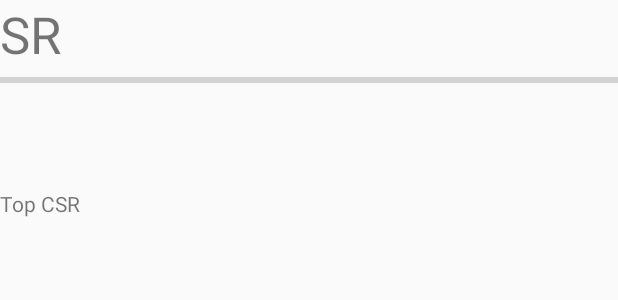
After one commit to exallium/H5StatsTracker, an Android app: the layout servicereport_arena_summary.xml on its own in the app's theme, with its tools: preview values and no code run, on a phone screen of 412 x 824 dp. The commit adds this screen. Shown: the top 300 px of the screen. Run offline under Robolectric (Android 15) with nearby library versions, the phone set to English and light mode, and no system bars.

Commit message:
Begin Summary UI and Backend considerations

```diff
--- a/app/build.gradle
+++ b/app/build.gradle
@@ -73,6 +73,8 @@ dependencies {
     compile 'com.squareup.flow:flow:0.8'
 
     compile 'com.exallium.h5:lib:1.1'
+    compile 'nl.komponents.kovenant:kovenant-core:2.9.0'
+    compile 'nl.komponents.kovenant:kovenant-combine:2.9.0'
 
     testCompile 'junit:junit:4.12'
     testCompile "org.robolectric:robolectric:3.0"
--- a/app/src/main/kotlin/com/exallium/h5statstracker/app/Constants.kt
+++ b/app/src/main/kotlin/com/exallium/h5statstracker/app/Constants.kt
@@ -9,4 +9,5 @@ public object Constants {
     // Bundles
     public val ACTIVITY_BUNDLE = "h5.bundle.BUNDLE"
     public val GAMERTAG = "h5.bundle.GAMERTAG"
+    public val SUFFIX = "h5.bundle.SUFFIX"
 }
--- a/app/src/main/kotlin/com/exallium/h5statstracker/app/Router.kt
+++ b/app/src/main/kotlin/com/exallium/h5statstracker/app/Router.kt
@@ -22,12 +22,13 @@ public object Router : Flow.Listener {
     public data class Request(val route: Route, val bundle: Bundle = Bundle())
 
     public enum class Route(val titleId: Int) {
+        SERVICE_RECORD_SUMMARY(R.string.service_record),
         ARENA_SERVICE_RECORD(R.string.arena_service_record_title),
         GAMERTAG(R.string.gamertag_title)
     }
 
     private val bundle = Bundle()
-    private val backstack = Backstack.single(Request(Route.ARENA_SERVICE_RECORD, bundle))
+    private val backstack = Backstack.single(Request(Route.SERVICE_RECORD_SUMMARY, bundle))
     private val flow = Flow(backstack, this)
 
     public fun onCreate(listener: Listener) {
--- a/app/src/main/kotlin/com/exallium/h5statstracker/app/views/infographic/InfographicView.kt
+++ b/app/src/main/kotlin/com/exallium/h5statstracker/app/views/infographic/InfographicView.kt
@@ -4,7 +4,7 @@ import android.content.Context
 import android.view.LayoutInflater
 import android.widget.FrameLayout
 
-abstract class InfographicView<T>(context: Context, val layoutId: Int) : FrameLayout(context) {
+abstract class InfographicView<in T>(context: Context, val layoutId: Int) : FrameLayout(context) {
 
     init {
         LayoutInflater.from(context).inflate(layoutId, this)
--- a/app/src/main/kotlin/com/exallium/h5statstracker/app/views/infographic/InfographicViewModel.kt
+++ b/app/src/main/kotlin/com/exallium/h5statstracker/app/views/infographic/InfographicViewModel.kt
@@ -1,6 +1,6 @@
 package com.exallium.h5statstracker.app.views.infographic
 
-interface InfographicViewModel<T> {
+interface InfographicViewModel<out T> {
     fun getViewType(): Int
     fun getData(): T
 }
--- a/app/src/main/kotlin/com/exallium/h5statstracker/app/views/infographic/impl/servicereports/arena/views.kt
+++ b/app/src/main/kotlin/com/exallium/h5statstracker/app/views/infographic/impl/servicereports/arena/views.kt
@@ -13,7 +13,7 @@ val getArenaInfographicViewByType = { viewType: Int, context: Context ->
     }
 }
 
-public class HeaderView(context: Context) : InfographicView<ArenaResult>(context, R.layout.servicereport_arena_header) {
+public class HeaderView(context: Context) : InfographicView<ArenaResult>(context, R.layout.servicereport_header) {
     override fun render(data: ArenaResult) {
         (findViewById(R.id.header_title) as TextView).text = "Arena Service Record for %s".format(data.player.gamertag)
     }
--- /dev/null
+++ b/app/src/main/res/layout/servicereport_arena_summary.xml
@@ -0,0 +1,44 @@
+<?xml version="1.0" encoding="utf-8"?>
+<LinearLayout xmlns:android="http://schemas.android.com/apk/res/android"
+              android:orientation="vertical"
+              android:layout_width="match_parent"
+              android:layout_height="match_parent">
+    <TextView
+            android:layout_width="match_parent"
+            android:layout_height="wrap_content"
+            android:textSize="@dimen/abc_text_size_display_1_material"
+            android:text="@string/sr"
+            android:id="@+id/service_rank" />
+    <ProgressBar
+            style="@style/Widget.AppCompat.ProgressBar.Horizontal"
+            android:id="@+id/xp_progress_bar"
+            android:indeterminate="false"
+            android:layout_width="match_parent"
+            android:layout_height="wrap_content"/>
+    <TextView android:layout_width="match_parent"
+              android:layout_height="wrap_content"
+              android:id="@+id/xp_progress_text" />
+    <LinearLayout
+            android:orientation="horizontal"
+            android:layout_width="match_parent"
+            android:layout_height="wrap_content">
+        <LinearLayout android:orientation="vertical"
+                      android:layout_width="wrap_content"
+                      android:layout_height="wrap_content">
+            <TextView android:id="@+id/top_variant_name"
+                      android:layout_width="wrap_content"
+                      android:layout_height="wrap_content"
+                      android:textSize="@dimen/abc_text_size_display_1_material" />
+            <TextView android:layout_width="wrap_content"
+                      android:layout_height="wrap_content"
+                      android:text="@string/top_csr" />
+            <ImageView android:layout_width="72dp"
+                       android:layout_height="72dp"
+                       android:padding="16dp"
+                       android:id="@+id/csr_image" />
+        </LinearLayout>
+        <LinearLayout android:layout_width="wrap_content" android:layout_height="wrap_content">
+
+        </LinearLayout>
+    </LinearLayout>
+</LinearLayout>
--- a/app/src/main/res/values/strings.xml
+++ b/app/src/main/res/values/strings.xml
@@ -3,6 +3,11 @@
     <string name="gamertag_hint">XBox Live Gamertag</string>
     <string name="submit">Submit</string>
 
+    <string name="service_record">Service Record Summary</string>
     <string name="arena_service_record_title">Arena Service Record for {h5.bundle.GAMERTAG}</string>
     <string name="gamertag_title">Setup</string>
+
+    <!-- Service Record Summary -->
+    <string name="sr">SR</string>
+    <string name="top_csr">Top CSR</string>
 </resources>
```
Also changed, not shown: app/src/main/kotlin/com/exallium/h5statstracker/app/MainController.kt (+30 -20 lines), app/src/main/kotlin/com/exallium/h5statstracker/app/ViewUtils.kt (+7 -0 lines), app/src/main/kotlin/com/exallium/h5statstracker/app/views/infographic/impl/servicereports/arena/viewmodels.kt (+2 -13 lines), app/src/main/kotlin/com/exallium/h5statstracker/app/views/infographic/impl/servicereports/summary/viewmodels.kt (added, +78 -0 lines), app/src/main/kotlin/com/exallium/h5statstracker/app/views/infographic/impl/servicereports/summary/views.kt (added, +67 -0 lines), app/src/main/res/layout/servicereport_campaign_summary.xml (added, +7 -0 lines), app/src/main/res/layout/servicereport_custom_summary.xml (added, +7 -0 lines), app/src/main/res/layout/servicereport_warzone_summary.xml (added, +7 -0 lines), app/src/main/res/layout/servicereport_header.xml (renamed from app/src/main/res/layout/servicereport_arena_header.xml), 1 other file.
